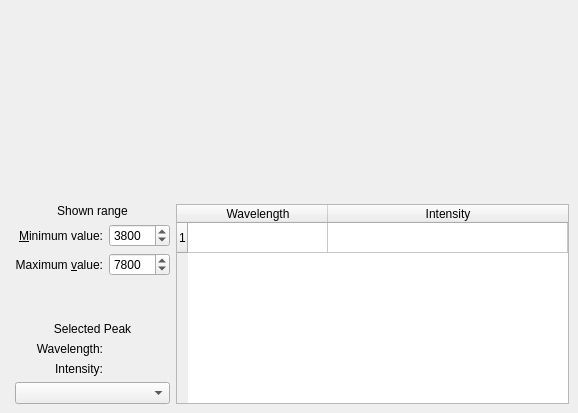
Before: the Qt Designer form src/spectrumview.ui in KDE/kalzium, drawn with Qt 5.
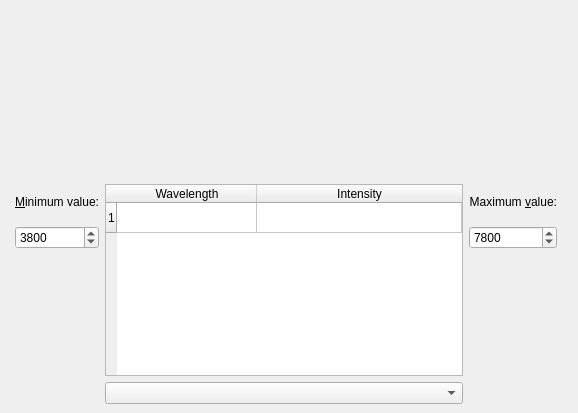
After: the same form once the commit is applied. Custom widgets are drawn as their Qt base class.

Commit message: try out alternativ spectrum ui.

Diff of the .ui file:
```diff
--- a/src/spectrumview.ui
+++ b/src/spectrumview.ui
@@ -23,38 +23,7 @@
    <property name="spacing">
     <number>6</number>
    </property>
-   <item row="2" column="2">
-    <widget class="QTableWidget" name="peakListTable">
-     <property name="sortingEnabled">
-      <bool>true</bool>
-     </property>
-     <attribute name="horizontalHeaderDefaultSectionSize">
-      <number>140</number>
-     </attribute>
-     <attribute name="horizontalHeaderShowSortIndicator" stdset="0">
-      <bool>true</bool>
-     </attribute>
-     <attribute name="horizontalHeaderStretchLastSection">
-      <bool>true</bool>
-     </attribute>
-     <row>
-      <property name="text">
-       <string>1</string>
-      </property>
-     </row>
-     <column>
-      <property name="text">
-       <string>Wavelength</string>
-      </property>
-     </column>
-     <column>
-      <property name="text">
-       <string>Intensity</string>
-      </property>
-     </column>
-    </widget>
-   </item>
-   <item row="0" column="0" colspan="3">
+   <item row="0" column="0" colspan="4">
     <widget class="SpectrumWidget" name="m_spectrumWidget" native="true">
      <property name="sizePolicy">
       <sizepolicy hsizetype="MinimumExpanding" vsizetype="MinimumExpanding">
@@ -78,52 +47,48 @@
    </item>
    <item row="2" column="1">
     <layout class="QGridLayout" name="detailGridLayout">
-     <item row="7" column="0">
-      <widget class="QLabel" name="label_3">
-       <property name="text">
-        <string>Wavelength:</string>
-       </property>
-       <property name="alignment">
-        <set>Qt::AlignRight|Qt::AlignTrailing|Qt::AlignVCenter</set>
-       </property>
-      </widget>
+     <item row="6" column="1">
+      <widget class="KalziumUnitCombobox" name="m_lengthUnit"/>
      </item>
-     <item row="8" column="0">
-      <widget class="QLabel" name="label_4">
-       <property name="text">
-        <string>Intensity:</string>
+     <item row="1" column="1" rowspan="5">
+      <widget class="QTableWidget" name="peakListTable">
+       <property name="selectionMode">
+        <enum>QAbstractItemView::SingleSelection</enum>
        </property>
-       <property name="alignment">
-        <set>Qt::AlignRight|Qt::AlignTrailing|Qt::AlignVCenter</set>
+       <property name="selectionBehavior">
+        <enum>QAbstractItemView::SelectRows</enum>
        </property>
-      </widget>
-     </item>
-     <item row="6" column="0" colspan="2">
-      <widget class="QLabel" name="label_5">
-       <property name="text">
-        <string>Selected Peak</string>
+       <property name="sortingEnabled">
+        <bool>true</bool>
        </property>
-       <property name="alignment">
-        <set>Qt::AlignCenter</set>
-       </property>
+       <attribute name="horizontalHeaderDefaultSectionSize">
+        <number>140</number>
+       </attribute>
+       <attribute name="horizontalHeaderShowSortIndicator" stdset="0">
+        <bool>true</bool>
+       </attribute>
+       <attribute name="horizontalHeaderStretchLastSection">
+        <bool>true</bool>
+       </attribute>
+       <row>
+        <property name="text">
+         <string>1</string>
+        </property>
+       </row>
+       <column>
+        <property name="text">
+         <string>Wavelength</string>
+        </property>
+       </column>
+       <column>
+        <property name="text">
+         <string>Intensity</string>
+        </property>
+       </column>
       </widget>
      </item>
-     <item row="7" column="1">
-      <widget class="QLabel" name="wavelength_label">
-       <property name="text">
-        <string/>
-       </property>
-      </widget>
-     </item>
-     <item row="8" column="1">
-      <widget class="QLabel" name="intensity_label">
-       <property name="text">
-        <string/>
-       </property>
-      </widget>
-     </item>
-     <item row="2" column="1">
-      <widget class="QSpinBox" name="minimumValue">
+     <item row="2" column="2">
+      <widget class="QSpinBox" name="maximumValue">
        <property name="toolTip">
         <string>This sets the leftmost wavelength of the spectrum.</string>
        </property>
@@ -140,11 +105,11 @@
         <number>40000</number>
        </property>
        <property name="value">
-        <number>3800</number>
+        <number>7800</number>
        </property>
       </widget>
      </item>
-     <item row="3" column="0">
+     <item row="1" column="2">
       <widget class="QLabel" name="label2">
        <property name="text">
         <string>Maximum &amp;value:</string>
@@ -157,29 +122,7 @@
        </property>
       </widget>
      </item>
-     <item row="3" column="1">
-      <widget class="QSpinBox" name="maximumValue">
-       <property name="toolTip">
-        <string>This sets the rightmost wavelength of the spectrum.</string>
-       </property>
-       <property name="whatsThis">
-        <string>This sets the rightmost wavelength of the spectrum.</string>
-       </property>
-       <property name="suffix">
-        <string/>
-       </property>
-       <property name="minimum">
-        <number>1</number>
-       </property>
-       <property name="maximum">
-        <number>40000</number>
-       </property>
-       <property name="value">
-        <number>7800</number>
-       </property>
-      </widget>
-     </item>
-     <item row="2" column="0">
+     <item row="1" column="0">
       <widget class="QLabel" name="label1">
        <property name="text">
         <string>&amp;Minimum value:</string>
@@ -192,32 +135,28 @@
        </property>
       </widget>
      </item>
-     <item row="5" column="0" colspan="2">
-      <spacer name="verticalSpacer">
-       <property name="orientation">
-        <enum>Qt::Vertical</enum>
+     <item row="2" column="0">
+      <widget class="QSpinBox" name="minimumValue">
+       <property name="toolTip">
+        <string>This sets the leftmost wavelength of the spectrum.</string>
        </property>
-       <property name="sizeHint" stdset="0">
-        <size>
-         <width>20</width>
-         <height>40</height>
-        </size>
+       <property name="whatsThis">
+        <string>This sets the leftmost wavelength of the spectrum.</string>
        </property>
-      </spacer>
-     </item>
-     <item row="1" column="0" colspan="2">
-      <widget class="QLabel" name="label">
-       <property name="text">
-        <string>Shown range</string>
+       <property name="suffix">
+        <string/>
        </property>
-       <property name="alignment">
-        <set>Qt::AlignCenter</set>
+       <property name="minimum">
+        <number>1</number>
+       </property>
+       <property name="maximum">
+        <number>40000</number>
+       </property>
+       <property name="value">
+        <number>3800</number>
        </property>
       </widget>
      </item>
-     <item row="9" column="0" colspan="2">
-      <widget class="KalziumUnitCombobox" name="m_lengthUnit"/>
-     </item>
     </layout>
    </item>
   </layout>
```
Left out of the diff: 4 changed lines with no effect on the pictures. The commit also changes 1 other file.
